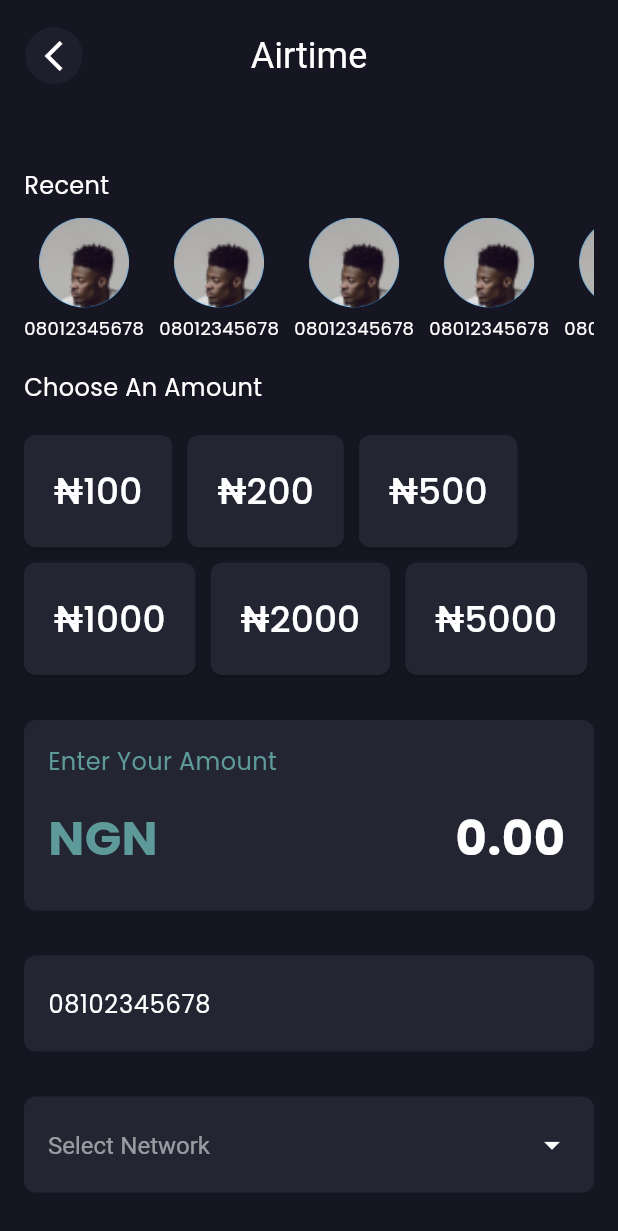
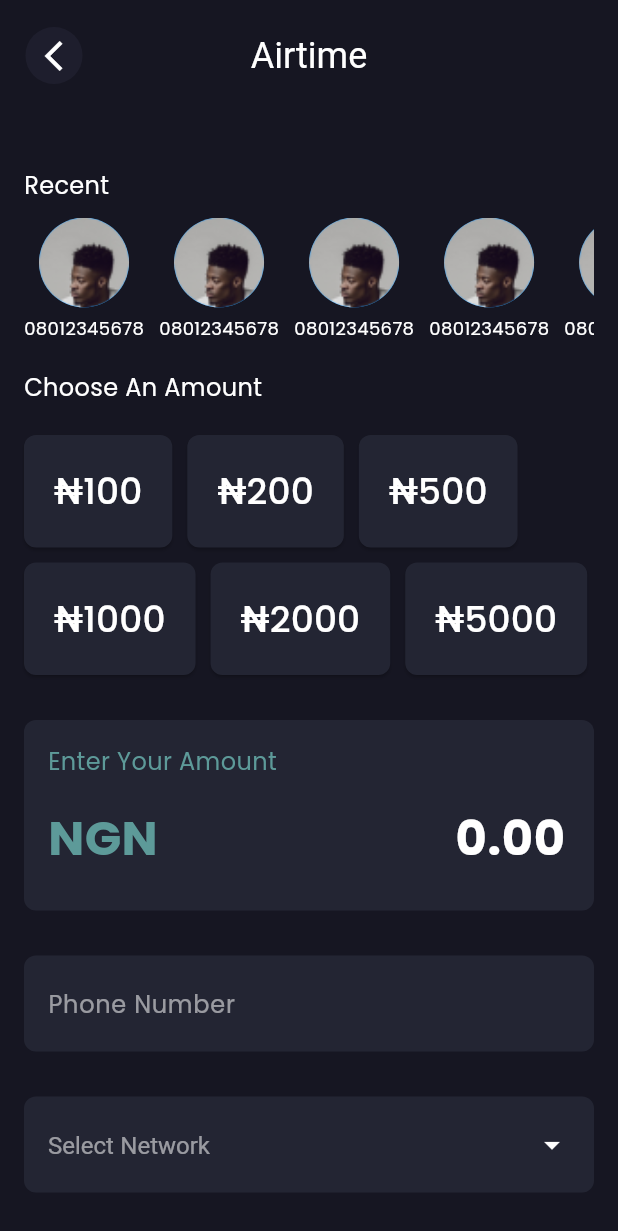
Before and after one commit to iEmmanuel104/plugx_app, a Flutter app: the AirtimeScreen screen opened directly, on a phone screen of 412 x 824 dp. Shown: the top 1231 px of the screen. Run offline on Flutter 3.47's test engine with Material 3 defaults, Android fonts, the light colour scheme and no system bars; our stand-ins replace google_fonts.

Commit message:
chore: Update airtime screen with phone input and network selection

```diff
--- a/lib/screens/inner_screens/airtime_screen.dart
+++ b/lib/screens/inner_screens/airtime_screen.dart
@@ -10,6 +10,9 @@ class AirtimeScreen extends StatefulWidget {
 class _AirtimeScreenState extends State<AirtimeScreen> {
   final TextEditingController _amountController =
       TextEditingController(text: '0.00');
+
+  final TextEditingController _phoneController = TextEditingController();
+  String? _selectedNetwork;
 
   @override
   Widget build(BuildContext context) {
@@ -182,6 +185,7 @@ Widget _buildAmountInput() {
         borderRadius: BorderRadius.circular(8),
       ),
       child: TextField(
+        controller: _phoneController,
         style: const TextStyle(color: Colors.white, fontSize: 16),
         decoration: const InputDecoration(
           border: InputBorder.none,
@@ -189,7 +193,6 @@ Widget _buildAmountInput() {
           hintStyle: TextStyle(color: Colors.white54),
         ),
         keyboardType: TextInputType.phone,
-        controller: TextEditingController(text: '08102345678'),
       ),
     );
   }
@@ -203,8 +206,9 @@ Widget _buildAmountInput() {
       ),
       child: DropdownButtonHideUnderline(
         child: DropdownButton<String>(
-        //   value: 'MTN',
-          hint: const Text('Select Network', style: TextStyle(color: Colors.white54)),
+          value: _selectedNetwork,
+          hint: const Text('Select Network',
+              style: TextStyle(color: Colors.white54)),
           isExpanded: true,
           dropdownColor: const Color(0xFF232533),
           style: const TextStyle(color: Colors.white, fontSize: 16),
@@ -215,7 +219,11 @@ Widget _buildAmountInput() {
                     child: Text(value),
                   ))
               .toList(),
-          onChanged: (_) {},
+          onChanged: (String? newValue) {
+            setState(() {
+              _selectedNetwork = newValue;
+            });
+          },
         ),
       ),
     );
```
